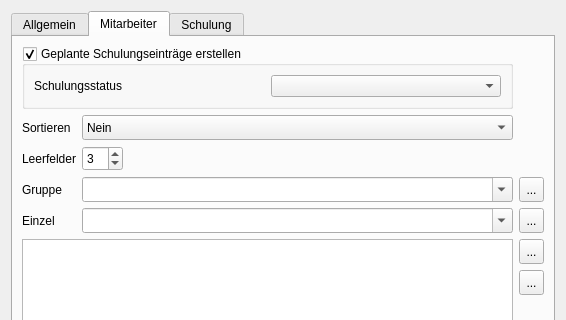
Qt form ui/qmsigninglistdialog.ui (Christian-Kr/QualificationMatrix) before a commit; both pictures show x 0 to 566 and y 0 to 320 of the 566 by 712 pixel window.
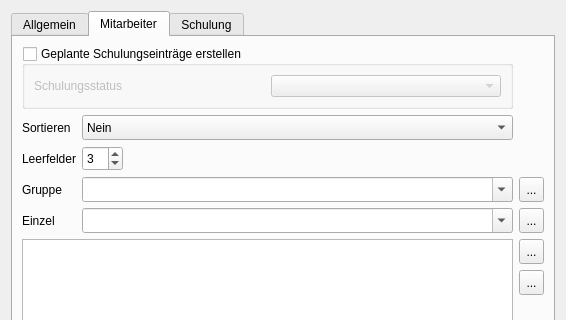
The same form after that commit. The open tabs and pages were chosen to show the change. Icons and pictures are not drawn.

Commit message: Change default state and clean slots.

The edit to the form file:
```diff
--- a/ui/qmsigninglistdialog.ui
+++ b/ui/qmsigninglistdialog.ui
@@ -193,6 +193,9 @@
          <property name="checkable">
           <bool>true</bool>
          </property>
+         <property name="checked">
+          <bool>false</bool>
+         </property>
          <layout class="QGridLayout" name="gridLayout_4">
           <item row="0" column="0">
            <widget class="QLabel" name="label_11">
```
Left out of the diff: 1 changed line with no effect on the pictures. The commit also changes 2 other files.
